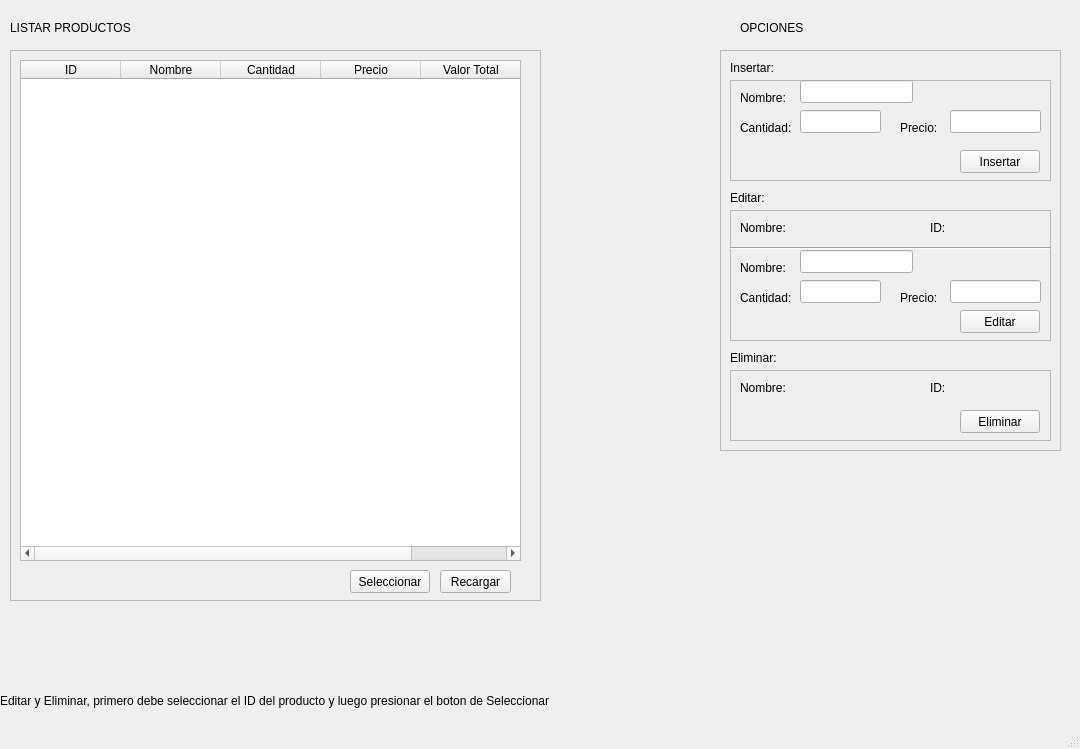
Qt form app/gui/user_gui.ui (JorgeArguello1999/Gestor_Productos) before a commit.
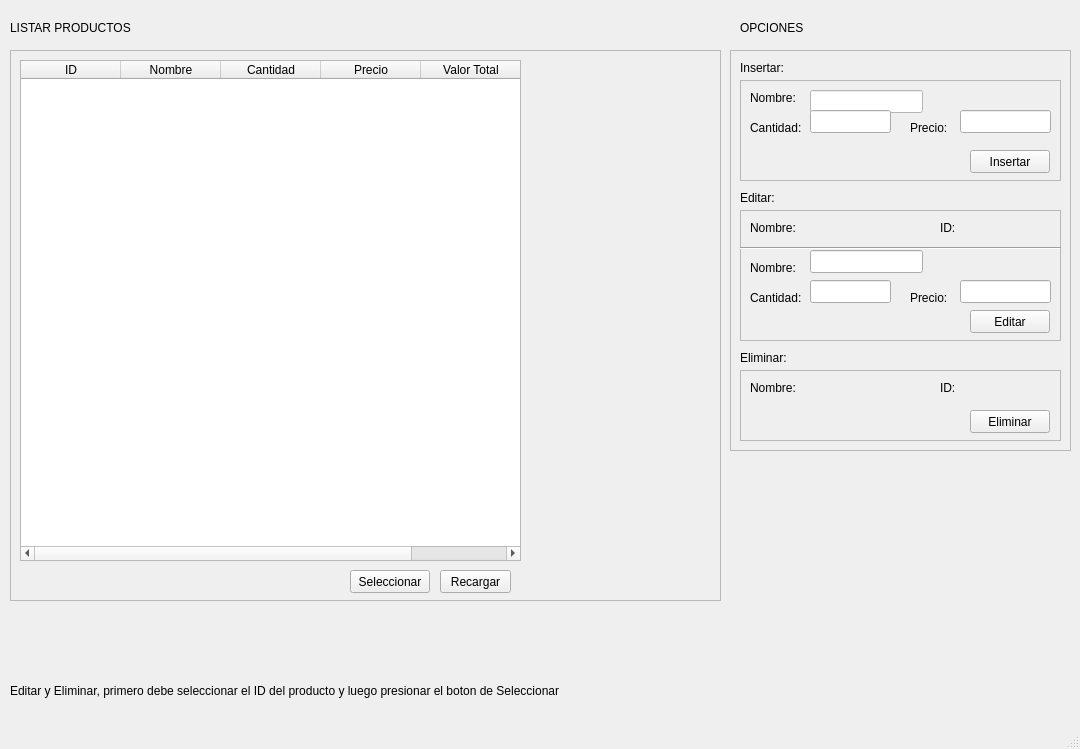
The same form after that commit.

Commit message: style: Remodelación de la GUI

Diff of the .ui file:
```diff
--- a/app/gui/user_gui.ui
+++ b/app/gui/user_gui.ui
@@ -19,7 +19,7 @@
      <rect>
       <x>10</x>
       <y>50</y>
-      <width>531</width>
+      <width>711</width>
       <height>551</height>
      </rect>
     </property>
@@ -126,7 +126,7 @@
     </property>
     <property name="geometry">
      <rect>
-      <x>720</x>
+      <x>730</x>
       <y>50</y>
       <width>341</width>
       <height>401</height>
@@ -183,11 +183,15 @@
       <property name="geometry">
        <rect>
         <x>70</x>
-        <y>0</y>
+        <y>10</y>
         <width>113</width>
         <height>23</height>
        </rect>
       </property>
+      <property name="styleSheet">
+       <string notr="true">background-color: white;
+color: black;</string>
+      </property>
      </widget>
      <widget class="QLabel" name="label_11">
       <property name="geometry">
@@ -575,9 +579,9 @@
    <widget class="QLabel" name="label_18">
     <property name="geometry">
      <rect>
-      <x>0</x>
-      <y>680</y>
-      <width>1071</width>
+      <x>10</x>
+      <y>670</y>
+      <width>1051</width>
       <height>41</height>
      </rect>
     </property>
```
